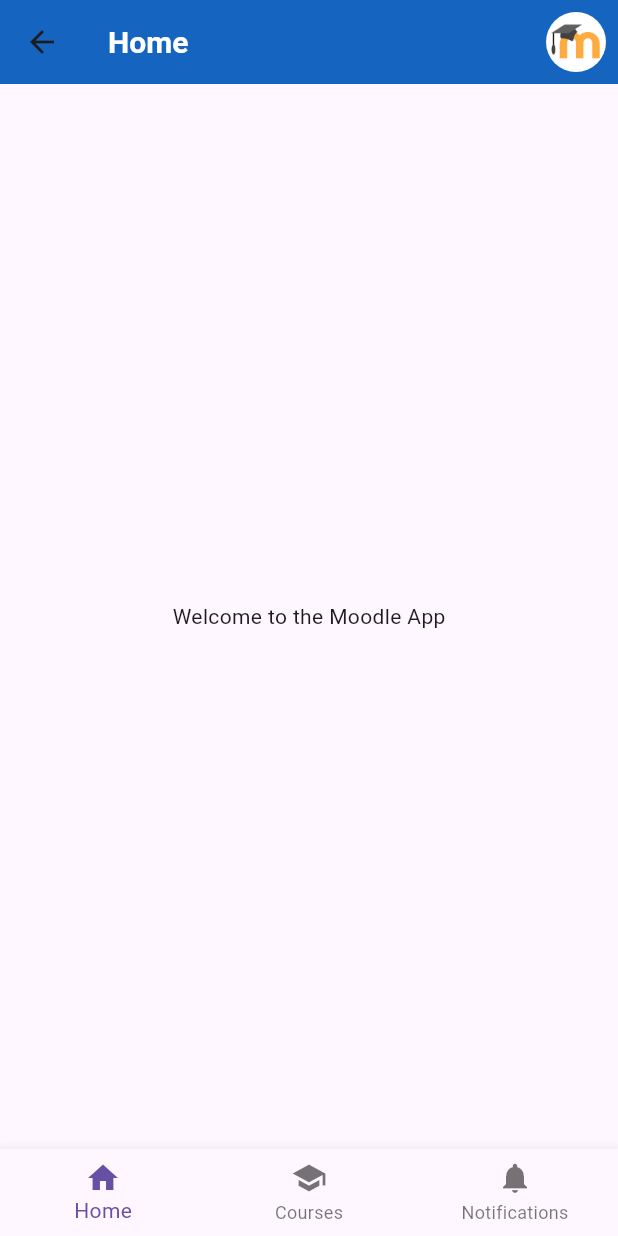
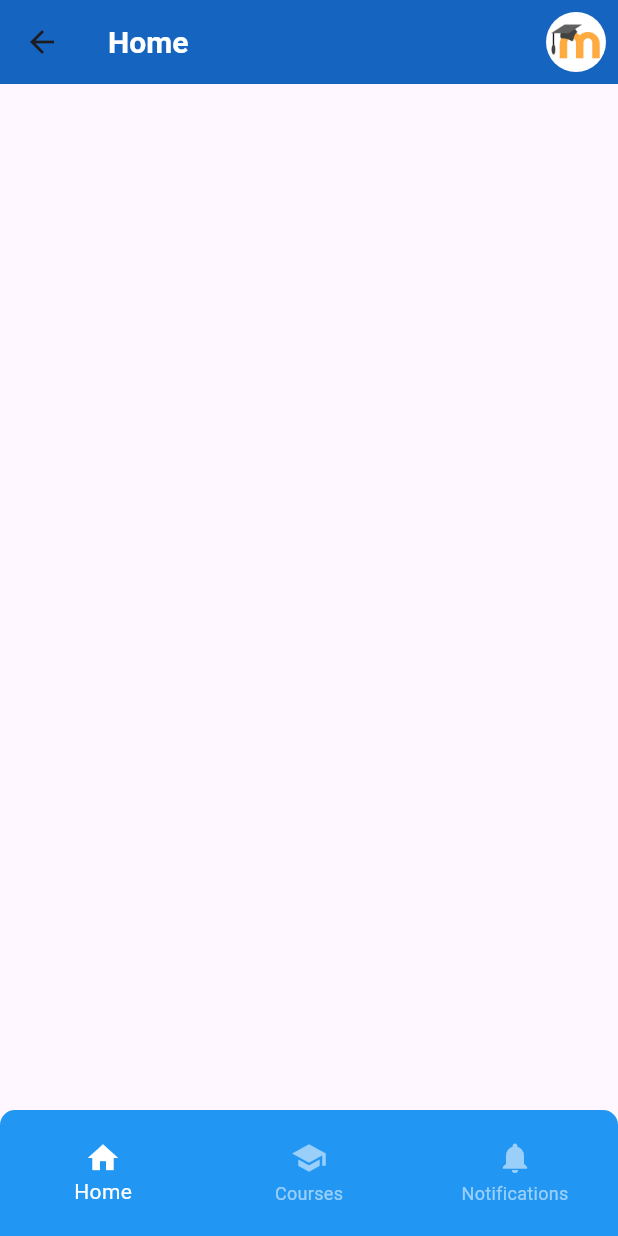
Before and after one commit to salahbnh/Flutter-App, a Flutter app: the HomeScreen screen opened by its route, on a phone screen of 412 x 824 dp. Run offline on Flutter 3.47's test engine with Material 3 defaults, Android fonts, the phone set to English and light mode, and no system bars; missing offline and left inert: flutter_pdfview.

Commit message:
interface graphique V1.0.1

```diff
--- /dev/null
+++ b/lib/screens/HomePage.dart
@@ -0,0 +1,25 @@
+import 'package:flutter/material.dart';
+import '../widgets/Bottom_navigation.dart'; // Ensure this path is correct
+import '../widgets/custom_appBar.dart'; // Ensure this path is correct
+
+class HomePScreen extends StatefulWidget {
+  const HomePScreen({super.key});
+
+  @override
+  State<HomePScreen> createState() => _HomePScreenState();
+}
+
+class _HomePScreenState extends State<HomePScreen> {
+  // Sample list of courses
+
+
+  @override
+  Widget build(BuildContext context) {
+    return Container(
+      // Customize your bottom navigation
+
+    );
+  }
+}
+
+// Example CourseDetailScreen (you'll need to create this screen)
--- a/lib/screens/home_screen.dart
+++ b/lib/screens/home_screen.dart
@@ -1,5 +1,9 @@
 import 'package:flutter/material.dart';
+import 'package:moodle_app/screens/HomePage.dart'; // Ensure this path is correct
+import '../widgets/Bottom_navigation.dart';
 import '/widgets/custom_appBar.dart';
+import 'CoursesScreen.dart';
+import 'NotificationsScreen.dart';
 
 class HomeScreen extends StatefulWidget {
   const HomeScreen({super.key});
@@ -9,6 +13,15 @@ class HomeScreen extends StatefulWidget {
 }
 
 class _HomeScreenState extends State<HomeScreen> {
+  int _selectedIndex = 0; // Track the selected index for the bottom navigation
+
+
+  void _onItemTapped(int index) {
+    setState(() {
+      _selectedIndex = index; // Update the selected index when tapped
+    });
+  }
+
   @override
   Widget build(BuildContext context) {
     return Scaffold(
@@ -37,25 +50,41 @@ class _HomeScreenState extends State<HomeScreen> {
           ],
         ),
       ),
-      body: const Center(
-        child: Text('Welcome to the Moodle App'),
-      ),
-      bottomNavigationBar: BottomNavigationBar(
-        items: const [
-          BottomNavigationBarItem(
-            icon: Icon(Icons.home),
-            label: 'Home',
+      body: _getPage(_selectedIndex), // Display the selected page
+      bottomNavigationBar: Container(
+        height: 84,
+        decoration: BoxDecoration(
+          color: Colors.white,
+          borderRadius: const BorderRadius.only(
+            topRight: Radius.circular(10),
+            topLeft: Radius.circular(10),
           ),
-          BottomNavigationBarItem(
-            icon: Icon(Icons.school),
-            label: 'Courses',
+        ),
+        child: ClipRRect(
+          borderRadius: const BorderRadius.only(
+            topLeft: Radius.circular(10.0),
+            topRight: Radius.circular(10.0),
           ),
-          BottomNavigationBarItem(
-            icon: Icon(Icons.notifications),
-            label: 'Notifications',
+          child: BottomNavigation(
+            currentIndex: _selectedIndex, // Pass the current index to the BottomNavigation widget
+            onTap: _onItemTapped, // Call the method when an item is tapped
           ),
-        ],
+        ),
       ),
     );
   }
+
+  Widget _getPage(int selectedIndex) {
+    // Return the selected index page
+    switch (selectedIndex) {
+      case 0:
+        return const HomePScreen(); // Ensure this screen exists and is imported
+      case 1:
+        return const CoursesScreen(); // Ensure this screen exists and is imported
+      case 2:
+        return const NotificationScreen(); // Ensure this screen exists and is imported
+      default:
+        return const SizedBox(); // Default to an empty box
+    }
+  }
 }
--- /dev/null
+++ b/lib/widgets/Bottom_navigation.dart
@@ -0,0 +1,45 @@
+import 'package:flutter/material.dart';
+
+
+class BottomNavigation extends StatelessWidget {
+  final int currentIndex;
+  final Function(int) onTap;
+
+  const BottomNavigation({
+    Key? key,
+    required this.currentIndex,
+    required this.onTap,
+  }) : super(key: key);
+
+  @override
+  Widget build(BuildContext context) {
+    return
+
+      BottomNavigationBar(
+        items: [
+          BottomNavigationBarItem(
+            icon: Icon(Icons.home),
+            label: 'Home',
+            backgroundColor: Colors.white, // Optional, for item background color index 0
+          ),
+          BottomNavigationBarItem(
+            icon: Icon(Icons.school),
+            label: 'Courses',
+            backgroundColor: Colors.white, // Optional, for item background color index 1
+          ),
+          BottomNavigationBarItem(
+            icon:Icon(Icons.notifications),
+            label: 'Notifications',
+            backgroundColor: Colors.white, // Optional, for item background color index 2
+          ),
+
+        ],
+        currentIndex: currentIndex,
+        onTap: onTap,
+        backgroundColor: Colors.blue, // Make background transparent to use Container color
+        selectedItemColor: Colors.white, // Set color for selected item
+        unselectedItemColor: Colors.white54, // Set color for unselected items
+
+      );
+  }
+}
--- a/pubspec.yaml
+++ b/pubspec.yaml
@@ -30,6 +30,7 @@ environment:
 dependencies:
   flutter:
     sdk: flutter
+  flutter_pdfview: ^1.0.0
 
 
   # The following adds the Cupertino Icons font to your application.
@@ -37,6 +38,8 @@ dependencies:
   cupertino_icons: ^1.0.8
   form_field_validator: ^1.1.0
   fluttertoast: ^8.0.9
+
+
 
 dev_dependencies:
   flutter_test:
```
Also changed, not shown: lib/screens/CoursPdfViewScreen.dart (added, +24 -0 lines), lib/screens/CourseDetailsScreen.dart (added, +157 -0 lines), lib/screens/CoursesScreen.dart (added, +95 -0 lines), lib/screens/NotificationsScreen.dart (added, +44 -0 lines), pubspec.lock, 1 other file.
